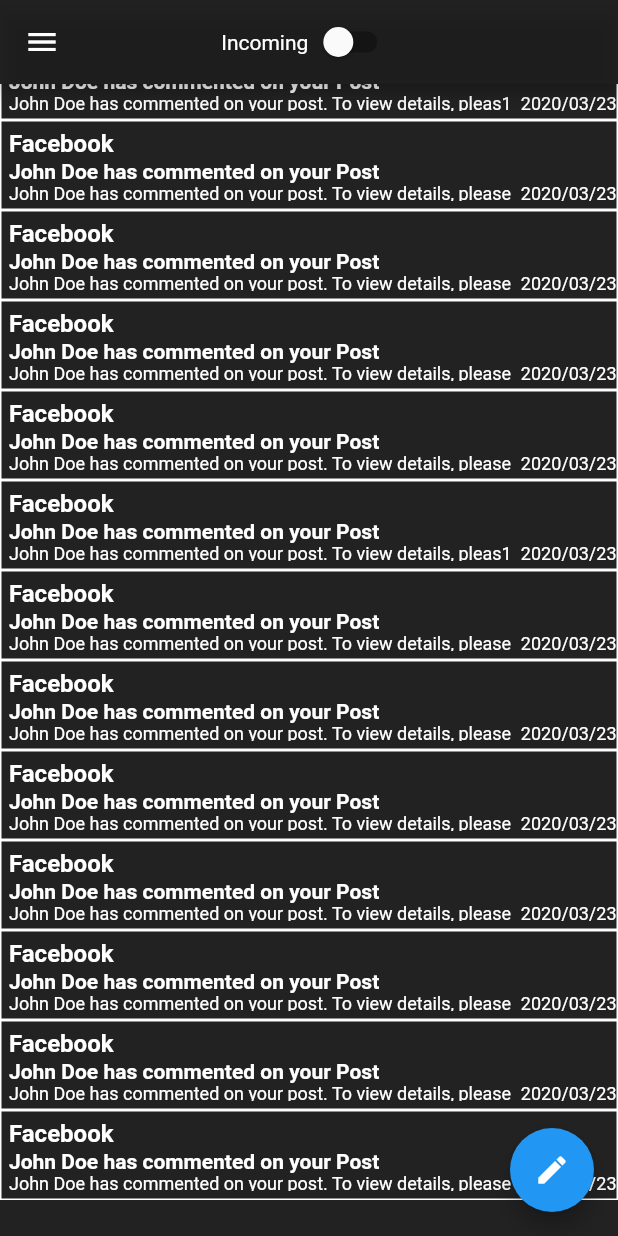
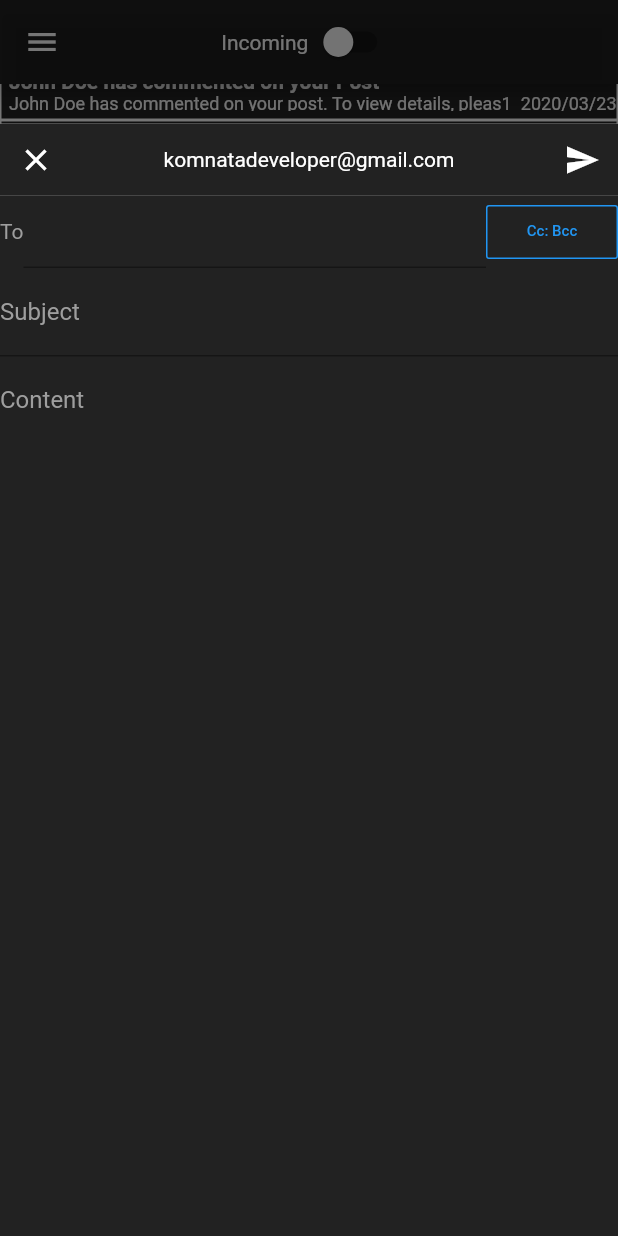
Before and after one commit to komnatadeveloper/mail_client_app, a Flutter app: the screen it shows after launch, scrolled down 36 dp, after a tap on the "edit" icon, on a phone screen of 412 x 824 dp. Run offline on Flutter 3.47's test engine with Material 2 defaults, Android fonts, the phone set to English and light mode, and no system bars.

Commit message:
Current status

```diff
--- a/lib/main.dart
+++ b/lib/main.dart
@@ -1,8 +1,9 @@
 import 'package:flutter/material.dart';
-import 'package:mail_client_app/screens/settings/settings_screen.dart';
 
 
 import './screens/incoming_mails/incoming_mails_screen.dart';
+import './screens/accounts/accounts_screen.dart';
+import './screens/settings/settings_screen.dart';
 
 void main() => runApp(MyApp());
 
@@ -28,7 +29,10 @@ class MyApp extends StatelessWidget {
       ),
       home: IncomingMailsScreen(),
       routes: {
-        SettingsScreen.routeName : (ctx) => SettingsScreen()
+        SettingsScreen.routeName : (ctx) => SettingsScreen(),
+        IncomingMailsScreen.routeName : (ctx) => IncomingMailsScreen(),
+        AccountsScreen.routeName : (ctx) => AccountsScreen(),
+
       }
     );
   }
--- a/lib/screens/incoming_mails/incoming_mails.dart
+++ b/lib/screens/incoming_mails/incoming_mails.dart
@@ -9,6 +9,8 @@ class IncomingMails  extends StatelessWidget {
   final Size appBarPreferredHeight;
 
   IncomingMails(this.incomingMailsList, this.appBarPreferredHeight);
+
+
 
 
   @override
--- a/lib/screens/incoming_mails/incoming_mails_screen.dart
+++ b/lib/screens/incoming_mails/incoming_mails_screen.dart
@@ -7,7 +7,83 @@ import '../../layout/app_drawer/app_drawer.dart';
 import '../../models/incoming_mail_Item.dart';
 import './incoming_mails.dart';
 
+import './new_email_bottom_sheet.dart';
+
 class IncomingMailsScreen extends StatefulWidget {
+  static const routeName = '/incoming-mails';
+
+  // void _startSendNewEmail( BuildContext ctx ) {
+  //   showModalBottomSheet(
+  //     context: ctx,
+  //     builder: ( _ ) {
+  //       return NewEmailBottomSheet();
+
+  //     }
+  //   );
+
+  // void _startSendNewEmail( BuildContext ctx ) {
+  //   showModalBottomSheet(
+  //           context: ctx,
+  //           builder: (BuildContext ctx) {
+  //             return DraggableScrollableSheet(
+  //               initialChildSize: 0.5,
+  //               maxChildSize: 1,
+  //               minChildSize: 0.25,
+  //               builder:
+  //                   (BuildContext context, ScrollController scrollController) {
+  //                 return Container(
+  //                   color: Colors.white,
+  //                   child: ListView.builder(
+  //                     controller: scrollController,
+  //                     itemCount: 25,
+  //                     itemBuilder: (BuildContext context, int index) {
+  //                       return ListTile(title: Text('Item $index'));
+  //                     },
+  //                   ),
+  //                 );
+  //               },
+  //             );
+  //           },
+  //         );
+  // }
+  void _startSendNewEmail( BuildContext ctx ) {
+    showModalBottomSheet(
+        context: ctx,
+        isScrollControlled: true,
+        builder: (context) {
+          return FractionallySizedBox(
+            heightFactor: 0.90,
+            child: NewEmailBottomSheet(),
+          );
+        });
+  }
+
+  // void _startSendNewEmail( BuildContext ctx ) {
+  //   showDialog(
+  //     context: ctx,
+  //     builder: ( ctx ) {
+  //       return Material(
+
+
+  //         child: Container(
+  //           width: MediaQuery.of(ctx).size.width,
+  //           height: (MediaQuery.of(ctx).size.height - 200.00),
+  //           color: Theme.of(ctx).backgroundColor,
+
+  //           child: SingleChildScrollView(
+  //             child: IconButton(
+  //               icon: Icon(Icons.close),
+  //               onPressed: () {
+
+  //               },
+  //             ),
+  //           ),
+  //         ),
+  //       );
+
+  //     }
+  //   );
+  // }
 
   @override
   _IncomingMailsScreenState createState() => _IncomingMailsScreenState();
@@ -90,7 +166,9 @@ class _IncomingMailsScreenState extends State<IncomingMailsScreen> {
       ),
 
       floatingActionButton: FloatingActionButton(
-        onPressed: () {},
+        onPressed: () {
+          widget._startSendNewEmail(context);
+        },
         child: Icon(Icons.edit),
       ), // This trailing comma makes auto-formatting nicer for build methods.
 
--- /dev/null
+++ b/lib/screens/incoming_mails/new_email_bottom_sheet.dart
@@ -0,0 +1,142 @@
+import 'package:flutter/material.dart';
+
+class NewEmailBottomSheet extends StatelessWidget {
+  @override
+  Widget build(BuildContext context) {
+    return Container(
+      color: Theme.of(context).backgroundColor,
+      child: Column(
+        children: <Widget>[
+
+          // TOP ROW
+          Container(
+            decoration: BoxDecoration(
+              border: Border(bottom: BorderSide(
+                color: Colors.grey,
+                width: 0.2
+              ))
+            ),
+            child: Row(
+              mainAxisAlignment: MainAxisAlignment.spaceBetween,
+              children: <Widget>[
+                IconButton(
+                  icon: Icon(
+                    Icons.close,
+                    color: Theme.of(context).textTheme.title.color,
+                  ),
+                  onPressed: () {
+                    Navigator.of(context).pop();
+                  },
+                ),
+                Text(
+                  'komnatadeveloper@gmail.com',
+                  style: TextStyle(
+                    color: Theme.of(context).textTheme.title.color
+                  ),
+                ),
+                IconButton(
+                  icon: Icon(
+                    Icons.send,
+                    color: Theme.of(context).textTheme.title.color,
+                  ),
+                  onPressed: () {
+                  },
+                ),
+              ],
+            ),
+          ),
+
+
+          Expanded(
+            child: LayoutBuilder(
+              builder: ( ctx, constraints ) => SingleChildScrollView(
+                child: Container(
+
+                  child: Column(
+                    children: <Widget>[
+
+                      // TO
+                      Row(
+                        children: <Widget>[
+                          Text(
+                            'To',
+                            style: TextStyle(
+                              color: Colors.grey
+                            ),
+                          ),
+
+                          Expanded(
+                            child: TextField(
+                              maxLines: null,
+                              keyboardType: TextInputType.multiline,
+
+                            ),
+                          ),
+                          OutlineButton(
+                            borderSide: BorderSide(
+                              color: Colors.blue
+                            ),
+                            child: Text(
+                              'Cc: Bcc',
+                              style: TextStyle(
+                                color: Colors.blue,
+                                fontSize: 10
+                              ),
+                            ),
+                            onPressed: () {
+
+                            },
+                          )
+                        ],
+                      ),
+
+                      // TITLE
+                      TextField(
+                        decoration: InputDecoration(
+                          labelText: 'Subject',
+                          labelStyle: TextStyle(
+                            color: Colors.grey
+                          ),
+
+
+                        ),
+
+                      ),
+
+                      // MAIL CONTENT
+                      TextField(
+                        maxLines: null,
+                        keyboardType: TextInputType.multiline,
+                        decoration: InputDecoration(
+                          labelText: 'Content',
+                          labelStyle: TextStyle(
+                            color: Colors.grey
+                          ),
+                          focusedBorder: InputBorder.none,
+                          border: InputBorder.none
+
+                        ),
+                        style: TextStyle(
+                          color: Theme.of(context).textTheme.title.color
+                        ),
+
+                      ),
+
+
+
+
+                    ],
+                  ),
+                ),
+
+              ),
+            ),
+          ),
+          Container(
+            height: MediaQuery.of(context).viewInsets.bottom,
+          )
+        ],
+      ),
+    );
+  }
+}
```
Also changed, not shown: lib/screens/accounts/accounts_screen.dart (added, +113 -0 lines), lib/screens/settings/settings_screen.dart (+9 -2 lines).
